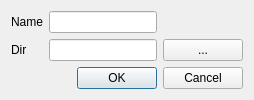
Old version of the form playground/ui/addexistingdialog.ui in the repository cyberegoorg/cetech.
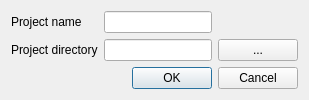
New version of the form. Icons and pictures are not drawn.

What changed in the file:
```diff
--- a/playground/ui/addexistingdialog.ui
+++ b/playground/ui/addexistingdialog.ui
@@ -6,8 +6,8 @@
    <rect>
     <x>0</x>
     <y>0</y>
-    <width>500</width>
-    <height>101</height>
+    <width>568</width>
+    <height>192</height>
    </rect>
   </property>
   <property name="baseSize">
@@ -31,14 +31,14 @@
      <item row="0" column="0">
       <widget class="QLabel" name="label">
        <property name="text">
-        <string>Name</string>
+        <string>Project name</string>
        </property>
       </widget>
      </item>
      <item row="1" column="0">
       <widget class="QLabel" name="label_2">
        <property name="text">
-        <string>Dir</string>
+        <string>Project directory</string>
        </property>
       </widget>
      </item>
```
Left out of the diff: 5 changed lines with no effect on the pictures.
